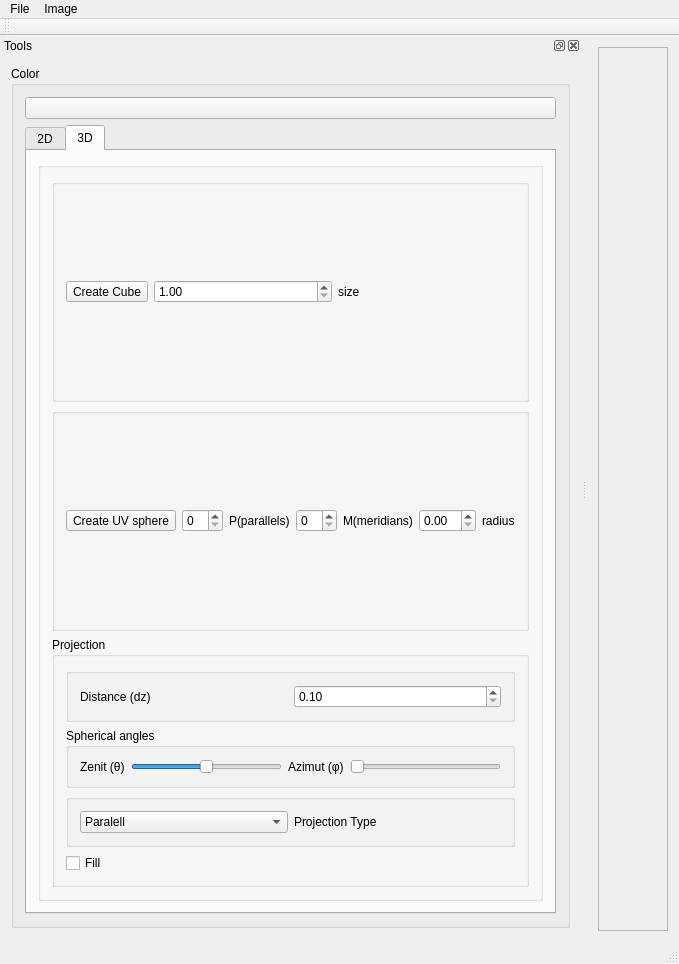
This is src/ImageViewer.ui in bozhenakv555/pg_ImageViewer as Qt 5 draws it before an edit. The edited form follows.
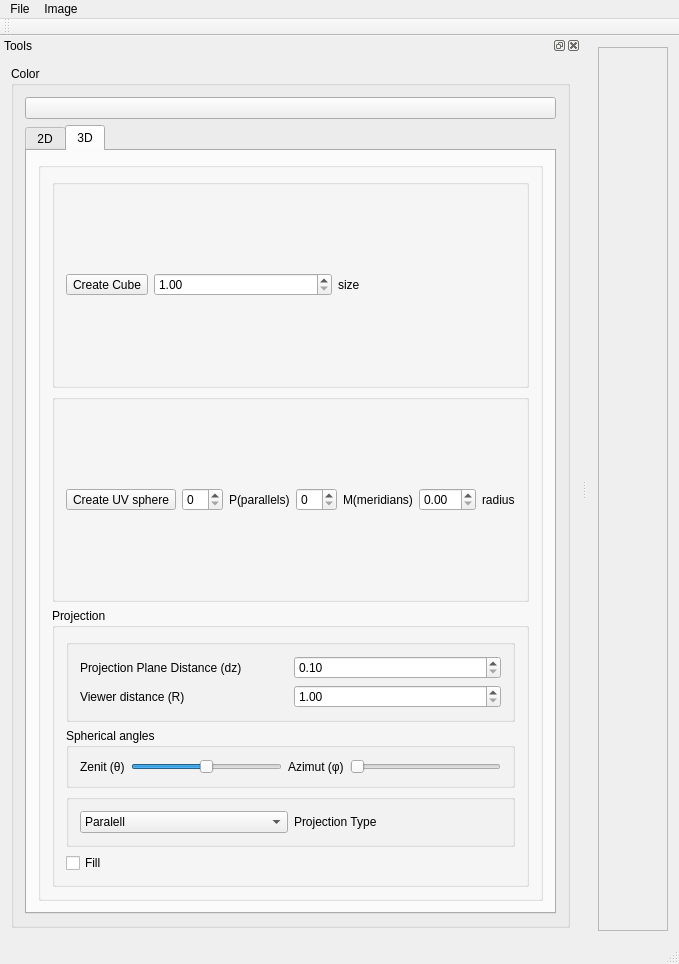
This is the edited form.

Commit message: Improved perspective projection. Defined Viewer Distance (R) and Projection Distance (dz) as separate parameters. Implemented a safety check for points behind the camera to ensure stability.

Diff of the .ui file:
```diff
--- a/src/ImageViewer.ui
+++ b/src/ImageViewer.ui
@@ -606,15 +606,15 @@
                     <property name="title">
                      <string/>
                     </property>
-                    <layout class="QHBoxLayout" name="horizontalLayout_16">
-                     <item>
-                      <widget class="QLabel" name="label_13">
+                    <layout class="QGridLayout" name="gridLayout_4">
+                     <item row="2" column="0">
+                      <widget class="QLabel" name="label_14">
                        <property name="text">
-                        <string>Distance (dz)</string>
+                        <string>Viewer distance (R)</string>
                        </property>
                       </widget>
                      </item>
-                     <item>
+                     <item row="0" column="2">
                       <widget class="QDoubleSpinBox" name="dsb_distance">
                        <property name="minimum">
                         <double>0.100000000000000</double>
@@ -624,6 +624,23 @@
                        </property>
                       </widget>
                      </item>
+                     <item row="0" column="0">
+                      <widget class="QLabel" name="label_13">
+                       <property name="text">
+                        <string>Projection Plane Distance (dz)</string>
+                       </property>
+                      </widget>
+                     </item>
+                     <item row="2" column="2">
+                      <widget class="QDoubleSpinBox" name="dsb_viewerDistance">
+                       <property name="minimum">
+                        <double>1.000000000000000</double>
+                       </property>
+                       <property name="maximum">
+                        <double>1500.000000000000000</double>
+                       </property>
+                      </widget>
+                     </item>
                     </layout>
                    </widget>
                   </item>
```
The commit also changes 3 other files.
